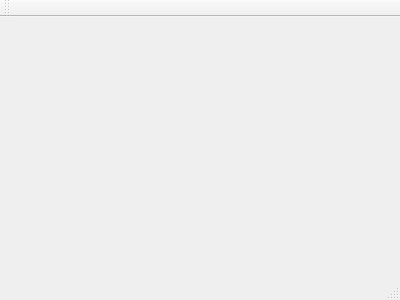
Before: the Qt Designer form gui/mainwindow.ui in cadisrmz/RouteFinder, drawn with Qt 5.
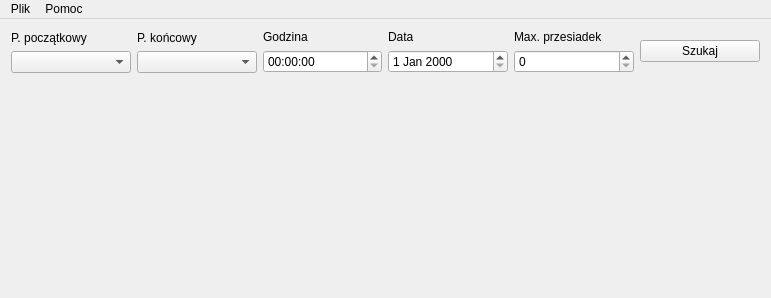
After: the same form once the commit is applied.

Commit message: Layouts of windows created

What changed in the file:
```diff
--- a/gui/mainwindow.ui
+++ b/gui/mainwindow.ui
@@ -1,24 +1,192 @@
 <ui version="4.0">
  <class>MainWindow</class>
- <widget class="QMainWindow" name="MainWindow" >
-  <property name="geometry" >
+ <widget class="QMainWindow" name="MainWindow">
+  <property name="geometry">
    <rect>
     <x>0</x>
     <y>0</y>
-    <width>400</width>
-    <height>300</height>
+    <width>769</width>
+    <height>298</height>
    </rect>
   </property>
   <property name="windowTitle" >
    <string>MainWindow</string>
   </property>
-  <widget class="QMenuBar" name="menuBar" />
-  <widget class="QToolBar" name="mainToolBar" />
-  <widget class="QWidget" name="centralWidget" />
-  <widget class="QStatusBar" name="statusBar" />
+  <widget class="QWidget" name="centralWidget">
+   <layout class="QHBoxLayout" name="horizontalLayout_2">
+    <item>
+     <layout class="QVBoxLayout" name="verticalLayout_6">
+      <item>
+       <layout class="QHBoxLayout" name="horizontalLayout">
+        <item>
+         <layout class="QVBoxLayout" name="verticalLayout_5">
+          <item>
+           <widget class="QLabel" name="label">
+            <property name="maximumSize">
+             <size>
+              <width>16777215</width>
+              <height>20</height>
+             </size>
+            </property>
+            <property name="text">
+             <string>P. początkowy</string>
+            </property>
+           </widget>
+          </item>
+          <item>
+           <widget class="QComboBox" name="startNode"/>
+          </item>
+         </layout>
+        </item>
+        <item>
+         <layout class="QVBoxLayout" name="verticalLayout_4">
+          <item>
+           <widget class="QLabel" name="label_2">
+            <property name="maximumSize">
+             <size>
+              <width>16777215</width>
+              <height>20</height>
+             </size>
+            </property>
+            <property name="text">
+             <string>P. końcowy</string>
+            </property>
+           </widget>
+          </item>
+          <item>
+           <widget class="QComboBox" name="endNode"/>
+          </item>
+         </layout>
+        </item>
+        <item>
+         <layout class="QVBoxLayout" name="verticalLayout_3">
+          <item>
+           <widget class="QLabel" name="label_3">
+            <property name="maximumSize">
+             <size>
+              <width>16777215</width>
+              <height>20</height>
+             </size>
+            </property>
+            <property name="text">
+             <string>Godzina</string>
+            </property>
+           </widget>
+          </item>
+          <item>
+           <widget class="QTimeEdit" name="RouteTime"/>
+          </item>
+         </layout>
+        </item>
+        <item>
+         <layout class="QVBoxLayout" name="verticalLayout_2">
+          <item>
+           <widget class="QLabel" name="label_4">
+            <property name="maximumSize">
+             <size>
+              <width>16777215</width>
+              <height>20</height>
+             </size>
+            </property>
+            <property name="text">
+             <string>Data</string>
+            </property>
+           </widget>
+          </item>
+          <item>
+           <widget class="QDateEdit" name="routeDate"/>
+          </item>
+         </layout>
+        </item>
+        <item>
+         <layout class="QVBoxLayout" name="verticalLayout">
+          <item>
+           <widget class="QLabel" name="label_6">
+            <property name="maximumSize">
+             <size>
+              <width>16777215</width>
+              <height>20</height>
+             </size>
+            </property>
+            <property name="text">
+             <string>Max. przesiadek</string>
+            </property>
+           </widget>
+          </item>
+          <item>
+           <widget class="QSpinBox" name="numSwitches"/>
+          </item>
+         </layout>
+        </item>
+        <item>
+         <widget class="QPushButton" name="search">
+          <property name="text">
+           <string>Szukaj</string>
+          </property>
+         </widget>
+        </item>
+       </layout>
+      </item>
+      <item>
+       <widget class="QWidget" name="map" native="true">
+        <property name="minimumSize">
+         <size>
+          <width>749</width>
+          <height>177</height>
+         </size>
+        </property>
+       </widget>
+      </item>
+     </layout>
+    </item>
+   </layout>
+  </widget>
+  <widget class="QMenuBar" name="menuBar">
+   <property name="geometry">
+    <rect>
+     <x>0</x>
+     <y>0</y>
+     <width>769</width>
+     <height>23</height>
+    </rect>
+   </property>
+   <widget class="QMenu" name="menuFile">
+    <property name="title">
+     <string>Plik</string>
+    </property>
+    <addaction name="actionLoad"/>
+    <addaction name="actionDebug"/>
+    <addaction name="separator"/>
+    <addaction name="actionQuit"/>
+   </widget>
+   <widget class="QMenu" name="menuHelp">
+    <property name="title">
+     <string>Pomoc</string>
+    </property>
+   </widget>
+   <addaction name="menuFile"/>
+   <addaction name="menuHelp"/>
+  </widget>
+  <action name="actionLoad">
+   <property name="text">
+    <string>Załaduj bazę z pliku</string>
+   </property>
+  </action>
+  <action name="actionQuit">
+   <property name="text">
+    <string>Zakończ</string>
+   </property>
+  </action>
+  <action name="actionDebug">
+   <property name="checkable">
+    <bool>true</bool>
+   </property>
+   <property name="text">
+    <string>Debug</string>
+   </property>
+  </action>
  </widget>
- <layoutDefault spacing="6" margin="11" />
- <pixmapfunction></pixmapfunction>
+ <layoutdefault spacing="6" margin="11"/>
  <resources/>
  <connections/>
 </ui>
```
Left out of the diff: 3 changed lines with no effect on the pictures. The commit also changes 1 other file.
